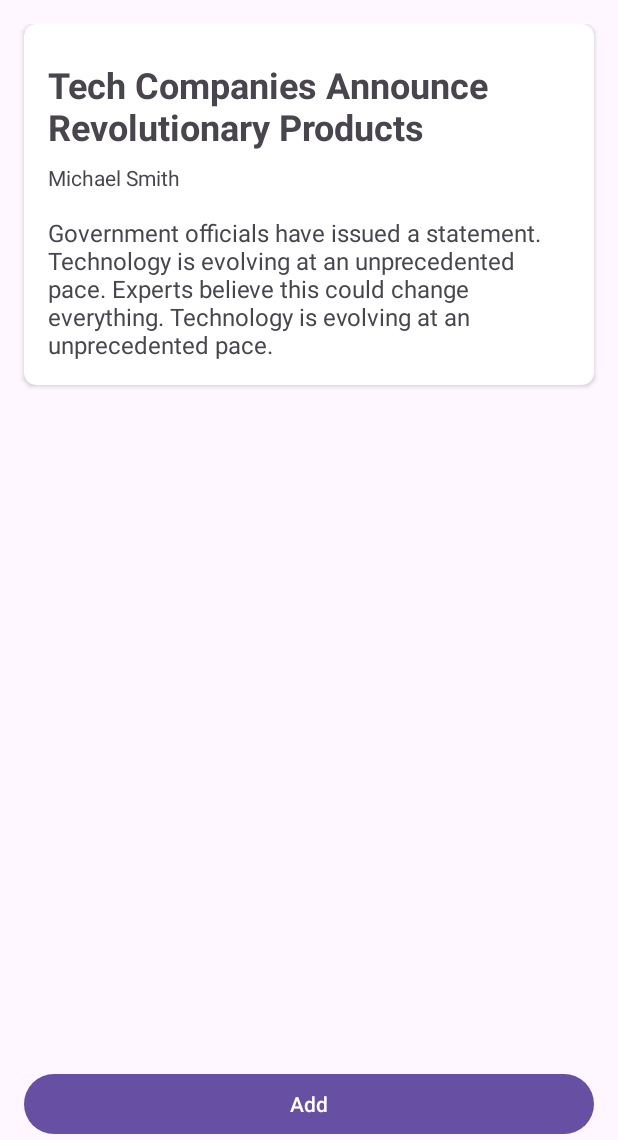
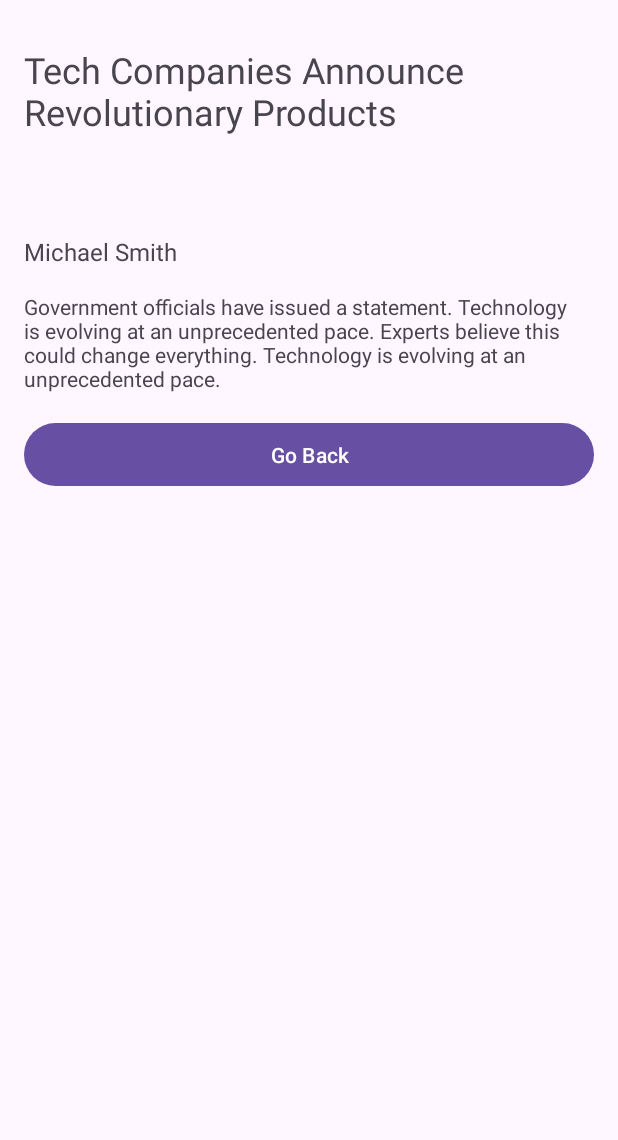
Before and after one commit to sivaprasadnk/android_newsapp, an Android app: the screen it shows after launch (MainActivity), after a tap on "Tech Companies Announce Revolutionary Pr", on a phone screen of 412 x 824 dp, the part 96-1236 px from its top. Run offline under Robolectric (Android 15) with nearby library versions, the phone set to English and light mode, and no system bars.

Commit message:
adding details navigation

```diff
--- a/app/src/main/java/com/example/newsapp/DetailsFragment.kt
+++ b/app/src/main/java/com/example/newsapp/DetailsFragment.kt
@@ -1,14 +1,13 @@
 package com.example.newsapp
 
 import android.os.Bundle
+import android.util.Log
 import androidx.fragment.app.Fragment
 import android.view.LayoutInflater
 import android.view.View
 import android.view.ViewGroup
 import androidx.navigation.findNavController
 import com.example.newsapp.databinding.FragmentDetailsBinding
-import com.example.newsapp.databinding.FragmentHomeBinding
-
 
 class DetailsFragment : Fragment() {
 
@@ -19,16 +18,26 @@ class DetailsFragment : Fragment() {
         savedInstanceState: Bundle?
     ): View {
         binding = FragmentDetailsBinding.inflate(inflater, container, false)
+
+        val newsItem = arguments?.getSerializable("NEWS_ITEM", News::class.java)
+
+        Log.d("details", newsItem.toString())
+
+        // ✅ Set the title if newsItem is not null
+        newsItem?.let {
+            binding.tvDetailsTitle.text = it.title
+            binding.tvDetailsAuthor.text = it.author
+            binding.tvDetailsContent.text = it.content
+        }
+
         return binding.root
     }
 
     override fun onViewCreated(view: View, savedInstanceState: Bundle?) {
+        super.onViewCreated(view, savedInstanceState)
 
-        binding.btnBack.setOnClickListener{
+        binding.btnBack.setOnClickListener {
             it.findNavController().popBackStack()
         }
-
-        super.onViewCreated(view, savedInstanceState)
     }
-
 }
--- a/app/src/main/java/com/example/newsapp/HomeFragment.kt
+++ b/app/src/main/java/com/example/newsapp/HomeFragment.kt
@@ -8,6 +8,7 @@ import android.view.View
 import android.view.ViewGroup
 import android.widget.FrameLayout
 import androidx.fragment.app.FragmentManager
+import androidx.navigation.fragment.findNavController
 import androidx.recyclerview.widget.LinearLayoutManager
 import com.example.newsapp.databinding.ActivityMainBinding
 import com.example.newsapp.databinding.FragmentHomeBinding
@@ -32,9 +33,8 @@ class HomeFragment() : Fragment() {
         val newsList = mutableListOf<News>(
             News(generateRandomTitle(), generateRandomAuthor(), generateRandomContent())
         )
-
-//        val adapter = NewsAdaptor(newsList, detailsFragmentRef)
         val adapter = NewsAdaptor(newsList)
+//        val adapter = NewsAdaptor(newsList)
         binding.recyclerView.adapter = adapter
         binding.recyclerView.layoutManager = LinearLayoutManager(this.context)
 
--- a/app/src/main/java/com/example/newsapp/NewsAdaptor.kt
+++ b/app/src/main/java/com/example/newsapp/NewsAdaptor.kt
@@ -1,6 +1,7 @@
 package com.example.newsapp
 
 import android.content.Intent
+import android.os.Bundle
 import android.view.LayoutInflater
 import android.view.View
 import android.view.ViewGroup
@@ -14,7 +15,6 @@ import com.example.newsapp.databinding.NewsItemBinding
 
 class NewsAdaptor(
     var newsList: List<News>,
-//    val detailsFragment: DetailsFragment
 ) : RecyclerView.Adapter<NewsAdaptor.NewsViewHolder>() {
 
     inner class NewsViewHolder(val binding: NewsItemBinding) : RecyclerView.ViewHolder(binding.root)
@@ -37,7 +37,10 @@ class NewsAdaptor(
             )
             cardView.setOnClickListener { it ->
                 Toast.makeText(it.context, tvTitle.text.toString(), Toast.LENGTH_SHORT).show()
-//                it.findNavController().navigate(detailsFragment.id)
+                val bundle = Bundle().apply {
+                    putSerializable("NEWS_ITEM", news)
+                }
+                it.findNavController().navigate(R.id.detailsFragment, bundle)
             }
         }
     }
--- a/app/src/main/res/layout/fragment_details.xml
+++ b/app/src/main/res/layout/fragment_details.xml
@@ -4,8 +4,6 @@
     xmlns:app="http://schemas.android.com/apk/res-auto"
     xmlns:tools="http://schemas.android.com/tools"
     android:id="@+id/main"
-    android:layout_margin="16dp"
-    android:padding="16dp"
     android:layout_width="match_parent"
     android:layout_height="wrap_content"
     tools:context=".DetailsActivity">
@@ -13,7 +11,7 @@
     <TextView
         android:id="@+id/tvDetailsTitle"
         android:layout_marginStart="16dp"
-        android:layout_marginTop="50dp"
+        android:layout_marginTop="30dp"
         android:layout_width="match_parent"
         android:layout_height="wrap_content"
         android:textSize="24sp"
@@ -26,6 +24,7 @@
         android:layout_width="wrap_content"
         android:textSize="16sp"
         android:layout_marginStart="16dp"
+        android:layout_marginTop="50dp"
         app:layout_constraintStart_toStartOf="parent"
         app:layout_constraintTop_toBottomOf="@id/tvDetailsTitle"
         app:layout_constraintBottom_toTopOf="@id/tvDetailsContent"
--- a/app/src/main/res/navigation/nav_graph.xml
+++ b/app/src/main/res/navigation/nav_graph.xml
@@ -9,8 +9,13 @@
         android:id="@+id/homeFragment"
         android:name="com.example.newsapp.HomeFragment"
         android:label="HomeFragment" >
+        <argument
+            android:name="newsItem"
+            app:argType="com.example.newsapp.News"
+            />
         <action
             android:id="@+id/action_homeFragment_to_detailsFragment"
+            app:popUpToSaveState="true"
             app:destination="@id/detailsFragment" />
     </fragment>
     <fragment
```
Also changed, not shown: app/src/main/java/com/example/newsapp/TestHomeFragment.kt (+5 -39 lines).
